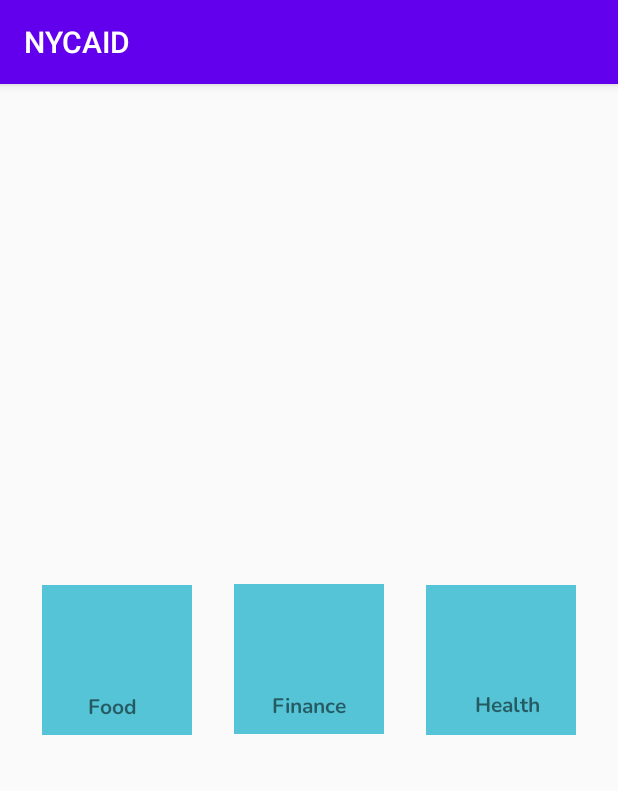
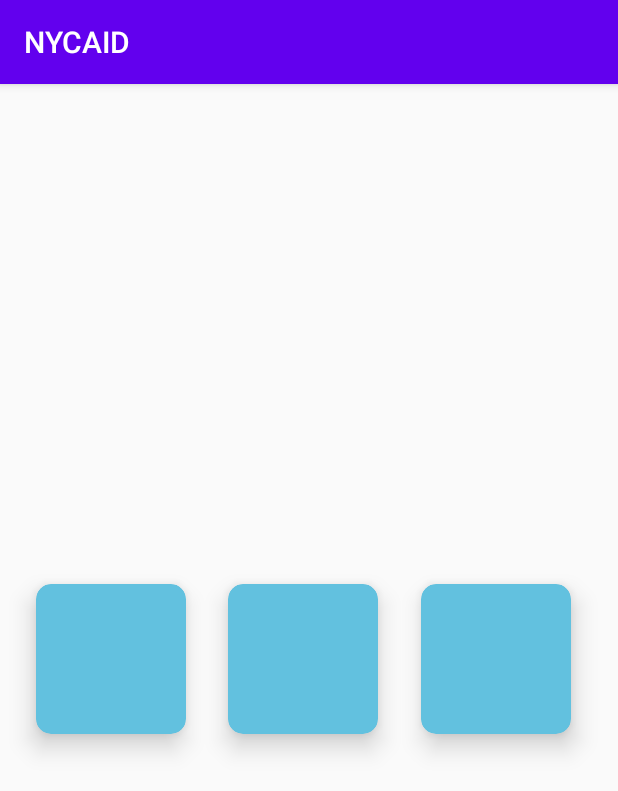
Before and after one commit to rosannaNaomy/nycaid, an Android app: the screen it shows after launch (HomeActivity), on a phone screen of 412 x 824 dp. Shown: the top 791 px of the screen. Run offline under Robolectric (Android 15) with nearby library versions, the phone set to English and light mode, and no system bars.

Commit message:
replaced imageview with cardviews

```diff
--- a/app/src/main/res/layout/activity_home.xml
+++ b/app/src/main/res/layout/activity_home.xml
@@ -5,43 +5,6 @@
     android:layout_width="match_parent"
     android:layout_height="match_parent"
     tools:context=".Presenter.HomeActivity">
-
-    <ImageView
-        android:id="@+id/home_foodClick_imageview"
-        android:layout_width="100dp"
-        android:layout_height="100dp"
-        android:adjustViewBounds="false"
-        android:background="#54C4D6"
-        android:scaleType="centerCrop"
-        app:layout_constraintBottom_toBottomOf="parent"
-        app:layout_constraintEnd_toStartOf="@+id/home_financeClick_imageview"
-        app:layout_constraintStart_toStartOf="parent"
-        app:layout_constraintTop_toTopOf="parent" />
-
-    <ImageView
-        android:id="@+id/home_financeClick_imageview"
-        android:layout_width="100dp"
-        android:layout_height="100dp"
-        android:layout_marginEnd="28dp"
-        android:adjustViewBounds="false"
-        android:background="#54C4D6"
-        android:scaleType="centerCrop"
-        app:layout_constraintBottom_toBottomOf="parent"
-        app:layout_constraintEnd_toStartOf="@+id/home_healthClick_imageview"
-        app:layout_constraintTop_toTopOf="@+id/mainTopHeader_imageView"
-        app:layout_constraintVertical_bias="0.499" />
-
-    <ImageView
-        android:id="@+id/home_healthClick_imageview"
-        android:layout_width="100dp"
-        android:layout_height="100dp"
-        android:layout_marginEnd="28dp"
-        android:adjustViewBounds="false"
-        android:background="#54C4D6"
-        android:scaleType="centerCrop"
-        app:layout_constraintBottom_toBottomOf="parent"
-        app:layout_constraintEnd_toEndOf="parent"
-        app:layout_constraintTop_toTopOf="parent" />
 
     <ImageView
         android:id="@+id/main_bottomHeader_imageView"
@@ -69,12 +32,54 @@
         android:layout_height="wrap_content"
         android:fontFamily="@font/nunito_bold"
         android:text="Food"
-        app:layout_constraintBottom_toBottomOf="@+id/home_foodClick_imageview"
-        app:layout_constraintEnd_toEndOf="@+id/home_foodClick_imageview"
+        app:layout_constraintBottom_toBottomOf="@+id/homeFood_cardView"
+        app:layout_constraintEnd_toEndOf="@+id/homeFood_cardView"
         app:layout_constraintHorizontal_bias="0.452"
-        app:layout_constraintStart_toStartOf="@+id/home_foodClick_imageview"
-        app:layout_constraintTop_toTopOf="@+id/home_foodClick_imageview"
+        app:layout_constraintStart_toStartOf="@+id/homeFood_cardView"
+        app:layout_constraintTop_toTopOf="@+id/homeFood_cardView"
         app:layout_constraintVertical_bias="0.888" />
+
+
+    <androidx.cardview.widget.CardView
+        android:id="@+id/homeFood_cardView"
+        android:layout_width="100dp"
+        android:layout_height="100dp"
+        android:layout_marginStart="24dp"
+        app:cardBackgroundColor="#62C1DF"
+        app:cardCornerRadius="10dp"
+        app:cardElevation="10dp"
+        app:layout_constraintBottom_toBottomOf="parent"
+        app:layout_constraintStart_toStartOf="parent"
+        app:layout_constraintTop_toTopOf="parent"
+        app:layout_constraintVertical_bias="0.499" />
+
+    <androidx.cardview.widget.CardView
+        android:id="@+id/homeFinance_cardView"
+        android:layout_width="100dp"
+        android:layout_height="100dp"
+        android:layout_marginStart="28dp"
+        app:cardBackgroundColor="#62C1DF"
+        app:cardCornerRadius="10dp"
+        app:cardElevation="10dp"
+        app:layout_constraintBottom_toBottomOf="parent"
+        app:layout_constraintStart_toEndOf="@+id/homeFood_cardView"
+        app:layout_constraintTop_toTopOf="parent"
+        app:layout_constraintVertical_bias="0.499" />
+
+    <androidx.cardview.widget.CardView
+        android:id="@+id/homeHealth_cardView"
+        android:layout_width="100dp"
+        android:layout_height="100dp"
+        android:layout_marginEnd="24dp"
+        app:cardBackgroundColor="#62C1DF"
+        app:cardCornerRadius="10dp"
+        app:cardElevation="10dp"
+        app:layout_constraintBottom_toBottomOf="parent"
+        app:layout_constraintEnd_toEndOf="parent"
+        app:layout_constraintHorizontal_bias="0.8"
+        app:layout_constraintStart_toEndOf="@+id/homeFinance_cardView"
+        app:layout_constraintTop_toTopOf="parent"
+        app:layout_constraintVertical_bias="0.499" />
 
     <TextView
         android:id="@+id/home_finance_textView"
@@ -82,10 +87,10 @@
         android:layout_height="wrap_content"
         android:fontFamily="@font/nunito_bold"
         android:text="Finance"
-        app:layout_constraintBottom_toBottomOf="@+id/home_financeClick_imageview"
-        app:layout_constraintEnd_toEndOf="@+id/home_financeClick_imageview"
-        app:layout_constraintStart_toStartOf="@+id/home_financeClick_imageview"
-        app:layout_constraintTop_toTopOf="@+id/home_financeClick_imageview"
+        app:layout_constraintBottom_toBottomOf="@+id/homeFinance_cardView"
+        app:layout_constraintEnd_toEndOf="@+id/homeFinance_cardView"
+        app:layout_constraintStart_toStartOf="@+id/homeFinance_cardView"
+        app:layout_constraintTop_toTopOf="@+id/homeFinance_cardView"
         app:layout_constraintVertical_bias="0.888" />
 
     <TextView
@@ -94,11 +99,13 @@
         android:layout_height="wrap_content"
         android:fontFamily="@font/nunito_bold"
         android:text="Health"
-        app:layout_constraintBottom_toBottomOf="@+id/home_healthClick_imageview"
-        app:layout_constraintEnd_toEndOf="@+id/home_healthClick_imageview"
+        app:layout_constraintBottom_toBottomOf="@+id/homeHealth_cardView"
+        app:layout_constraintEnd_toEndOf="@+id/homeHealth_cardView"
         app:layout_constraintHorizontal_bias="0.571"
-        app:layout_constraintStart_toStartOf="@+id/home_healthClick_imageview"
-        app:layout_constraintTop_toTopOf="@+id/home_healthClick_imageview"
+        app:layout_constraintStart_toStartOf="@+id/homeHealth_cardView"
+        app:layout_constraintTop_toTopOf="@+id/homeHealth_cardView"
         app:layout_constraintVertical_bias="0.876" />
 
+
+
 </androidx.constraintlayout.widget.ConstraintLayout>
```
